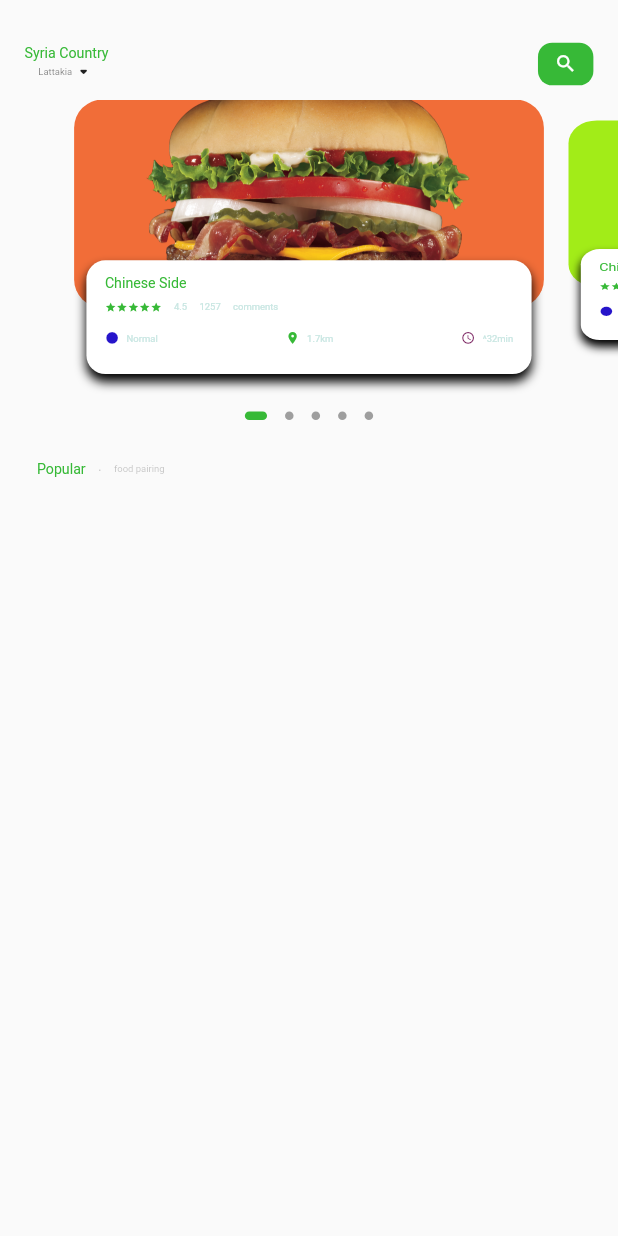
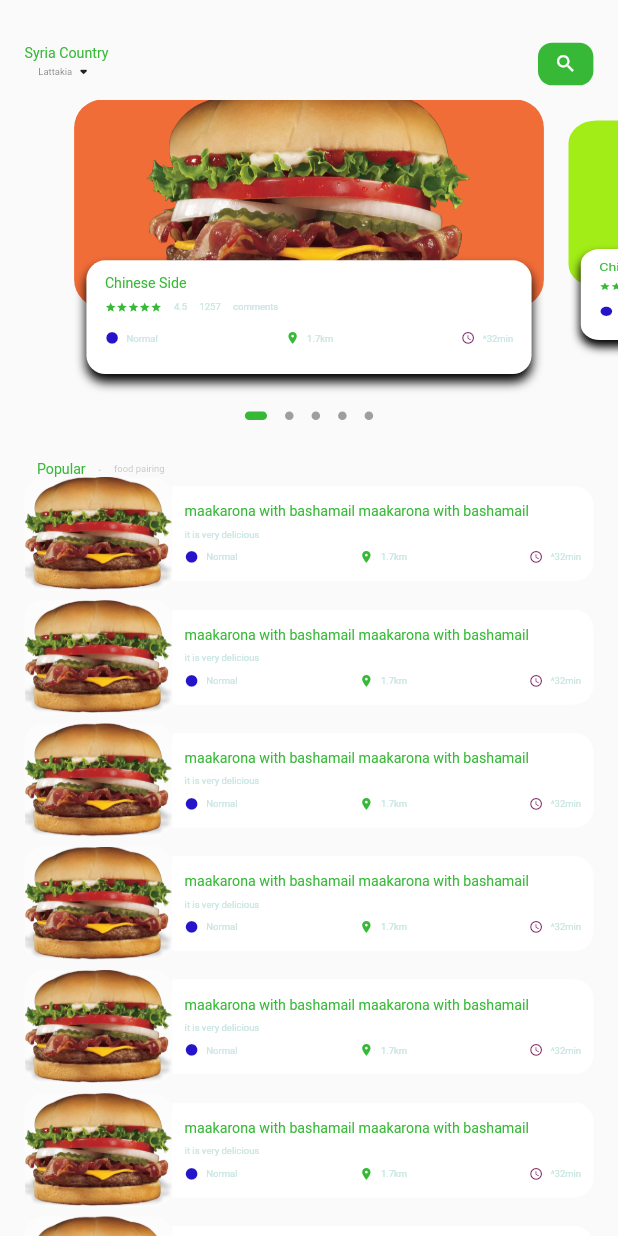
Before and after one commit to mahmodDAHOL/delivery-mobile-app, a Flutter app: the screen it shows after launch, on a phone screen of 412 x 824 dp. Run offline on Flutter 3.47's test engine with Material 2 defaults, Android fonts, the phone set to English and light mode, and no system bars; drawn by our look-alikes of dots_indicator; our stand-ins replace get.

Commit message:
3:16:41 >>add list view section

```diff
--- a/lib/home/food_page_body.dart
+++ b/lib/home/food_page_body.dart
@@ -88,7 +88,87 @@ class _FoodPageBodyState extends State<FoodPageBody> {
             ),
           ],
         ),
-      )
+      ),
+      // list of food and images
+      ListView.builder(
+          physics: NeverScrollableScrollPhysics(),
+          shrinkWrap: true,
+          itemCount: 10,
+          itemBuilder: (context, index) {
+            return Container(
+              margin: EdgeInsets.only(
+                left: Dimensions.width20,
+                right: Dimensions.width20,
+                bottom: Dimensions.height10,
+              ),
+              child: Row(
+                children: [
+                  // image section
+                  Container(
+                    width: Dimensions.width120,
+                    height: Dimensions.height120,
+                    decoration: BoxDecoration(
+                        borderRadius:
+                            BorderRadius.circular(Dimensions.radius20),
+                        color: Colors.white38,
+                        image: DecorationImage(
+                            fit: BoxFit.cover,
+                            image: AssetImage("assets/images/burger2.png"))),
+                  ),
+                  // text Container
+                  Expanded(
+                    child: Container(
+                      height: Dimensions.height100,
+                      decoration: BoxDecoration(
+                          borderRadius: BorderRadius.only(
+                              topRight: Radius.circular(Dimensions.radius20),
+                              bottomRight:
+                                  Radius.circular(Dimensions.radius20)),
+                          color: Colors.white),
+                      child: Padding(
+                        padding: EdgeInsets.only(
+                            left: Dimensions.width10,
+                            right: Dimensions.width10),
+                        child: Column(
+                          crossAxisAlignment: CrossAxisAlignment.start,
+                          mainAxisAlignment: MainAxisAlignment.center,
+                          children: [
+                            BigText(
+                                text:
+                                    "maakarona with bashamail maakarona with bashamail"),
+                            SizedBox(
+                              height: Dimensions.height10,
+                            ),
+                            SmallText(text: "it is very delicious"),
+                            SizedBox(
+                              height: Dimensions.height10,
+                            ),
+                            Row(
+                              mainAxisAlignment: MainAxisAlignment.spaceBetween,
+                              children: [
+                                IconAndTextWidget(
+                                    icon: Icons.circle_sharp,
+                                    iconColor: AppColors.iconColor,
+                                    text: "Normal"),
+                                IconAndTextWidget(
+                                    icon: Icons.location_on,
+                                    iconColor: AppColors.mainColor,
+                                    text: "1.7km"),
+                                IconAndTextWidget(
+                                    icon: Icons.access_time_rounded,
+                                    iconColor: AppColors.iconColor2,
+                                    text: "^32min"),
+                              ],
+                            )
+                          ],
+                        ),
+                      ),
+                    ),
+                  )
+                ],
+              ),
+            );
+          }),
     ]);
   }
 
--- a/lib/home/main_food_page.dart
+++ b/lib/home/main_food_page.dart
@@ -65,7 +65,7 @@ class _MainFoodPageState extends State<MainFoodPage> {
             ),
           ),
         ),
-        FoodPageBody()
+        Expanded(child: SingleChildScrollView(child: FoodPageBody()))
       ]),
     );
   }
--- a/lib/utils/dimensions.dart
+++ b/lib/utils/dimensions.dart
@@ -18,6 +18,9 @@ class Dimensions {
   static double height20 = screenHeight / 42.2;
   static double height30 = screenHeight / 28.13;
   static double height45 = screenHeight / 18.75;
+  static double height120 = screenHeight / 7.03;
+  static double height100 = screenHeight / 8.44;
+  static double height700 = screenHeight / 1.2;
 
   static double width10 = screenWidth / 39;
   static double width15 = screenWidth / 26;
@@ -25,6 +28,8 @@ class Dimensions {
   static double width20 = screenWidth / 19.5;
   static double width30 = screenWidth / 13;
   static double width45 = screenWidth / 8.66;
+  static double width100 = screenWidth / 3.9;
+  static double width120 = screenWidth / 3.25;
 
   static double font10 = screenHeight / 84.4;
   static double font15 = screenHeight / 56.26;
```
